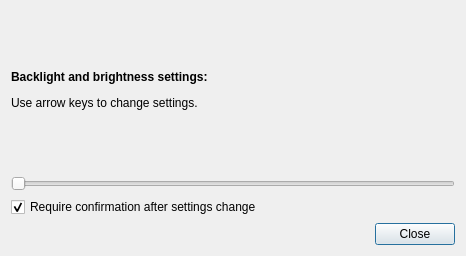
lxqt/lxqt-config, file lxqt-config-brightness/brightnesssettings.ui: the form before one commit.
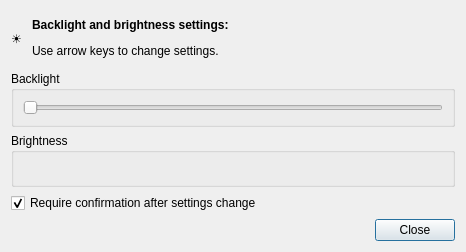
The form after the commit. Icons and pictures are not drawn.

Commit message: lqxt-config-brightness: More beautiful UI.

What changed in the file:
```diff
--- a/lxqt-config-brightness/brightnesssettings.ui
+++ b/lxqt-config-brightness/brightnesssettings.ui
@@ -7,7 +7,7 @@
     <x>0</x>
     <y>0</y>
     <width>466</width>
-    <height>256</height>
+    <height>252</height>
    </rect>
   </property>
   <property name="windowTitle">
@@ -19,12 +19,38 @@
   </property>
   <layout class="QVBoxLayout" name="verticalLayout">
    <item>
-    <widget class="QLabel" name="label">
+    <layout class="QHBoxLayout" name="horizontalLayout_2">
+     <property name="spacing">
+      <number>10</number>
+     </property>
+     <item>
+      <widget class="QLabel" name="headIconLabel">
+       <property name="sizePolicy">
+        <sizepolicy hsizetype="Fixed" vsizetype="Preferred">
+         <horstretch>0</horstretch>
+         <verstretch>0</verstretch>
+        </sizepolicy>
+       </property>
+       <property name="text">
+        <string>☀</string>
+       </property>
+      </widget>
+     </item>
+     <item>
+      <widget class="QLabel" name="headLabel">
      <property name="text">
       <string>&lt;html&gt;&lt;head/&gt;&lt;body&gt;&lt;p&gt;&lt;span style=&quot; font-weight:600;&quot;&gt;Backlight and brightness settings:&lt;/span&gt;&lt;/p&gt;&lt;p&gt;Use arrow keys to change settings.&lt;/p&gt;&lt;/body&gt;&lt;/html&gt;</string>
      </property>
     </widget>
    </item>
+    </layout>
+   </item>
+   <item>
+    <widget class="QGroupBox" name="backlightGroupBox">
+     <property name="title">
+      <string>Backlight</string>
+     </property>
+     <layout class="QHBoxLayout" name="horizontalLayout">
    <item>
     <widget class="QSlider" name="backlightSlider">
      <property name="orientation">
@@ -32,8 +58,26 @@
      </property>
     </widget>
    </item>
+     </layout>
+    </widget>
+   </item>
+   <item>
+    <widget class="QGroupBox" name="groupBox">
+     <property name="title">
+      <string>Brightness</string>
+     </property>
+     <layout class="QVBoxLayout" name="verticalLayout_3">
+      <property name="leftMargin">
+       <number>2</number>
+      </property>
+      <property name="rightMargin">
+       <number>2</number>
+      </property>
    <item>
     <layout class="QVBoxLayout" name="layout"/>
+      </item>
+     </layout>
+    </widget>
    </item>
    <item>
     <widget class="QCheckBox" name="confirmCB">
```
Lines whose indentation alone changed are shown as unchanged. The commit also changes 4 other files.
